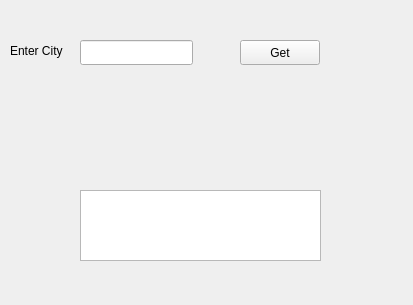
Old version of the form include/mainwindow.ui in the repository novapix/weatherapp.
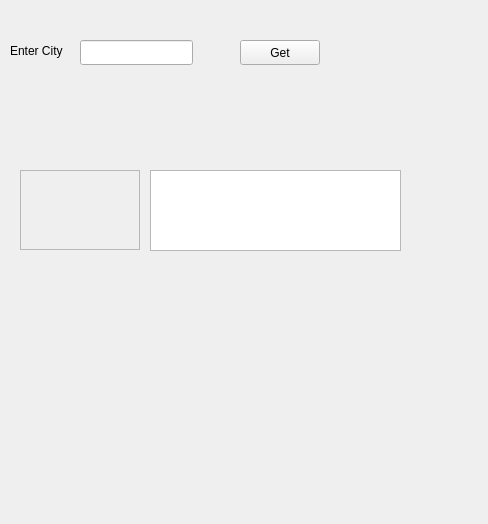
New version of the form.

```diff
--- a/include/mainwindow.ui
+++ b/include/mainwindow.ui
@@ -6,8 +6,8 @@
    <rect>
     <x>0</x>
     <y>0</y>
-    <width>413</width>
-    <height>305</height>
+    <width>488</width>
+    <height>524</height>
    </rect>
   </property>
   <property name="windowTitle">
@@ -53,16 +53,32 @@
    <widget class="QTextEdit" name="tempDetailsText">
     <property name="geometry">
      <rect>
-      <x>80</x>
-      <y>190</y>
-      <width>241</width>
-      <height>71</height>
+      <x>150</x>
+      <y>170</y>
+      <width>251</width>
+      <height>81</height>
      </rect>
     </property>
     <property name="readOnly">
      <bool>true</bool>
     </property>
    </widget>
+   <widget class="QFrame" name="frame">
+    <property name="geometry">
+     <rect>
+      <x>20</x>
+      <y>170</y>
+      <width>120</width>
+      <height>80</height>
+     </rect>
+    </property>
+    <property name="frameShape">
+     <enum>QFrame::StyledPanel</enum>
+    </property>
+    <property name="frameShadow">
+     <enum>QFrame::Raised</enum>
+    </property>
+   </widget>
   </widget>
  </widget>
  <resources/>
```
